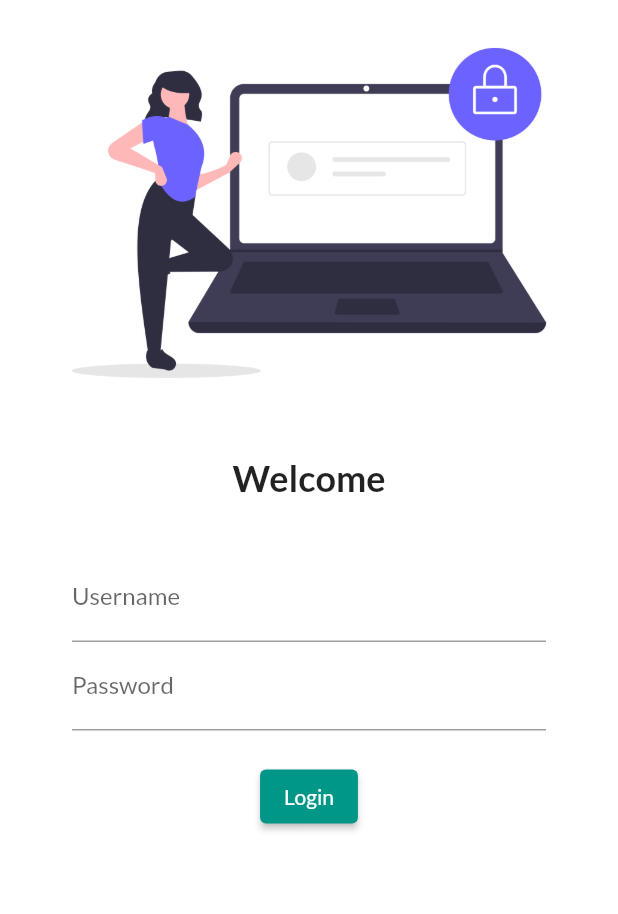
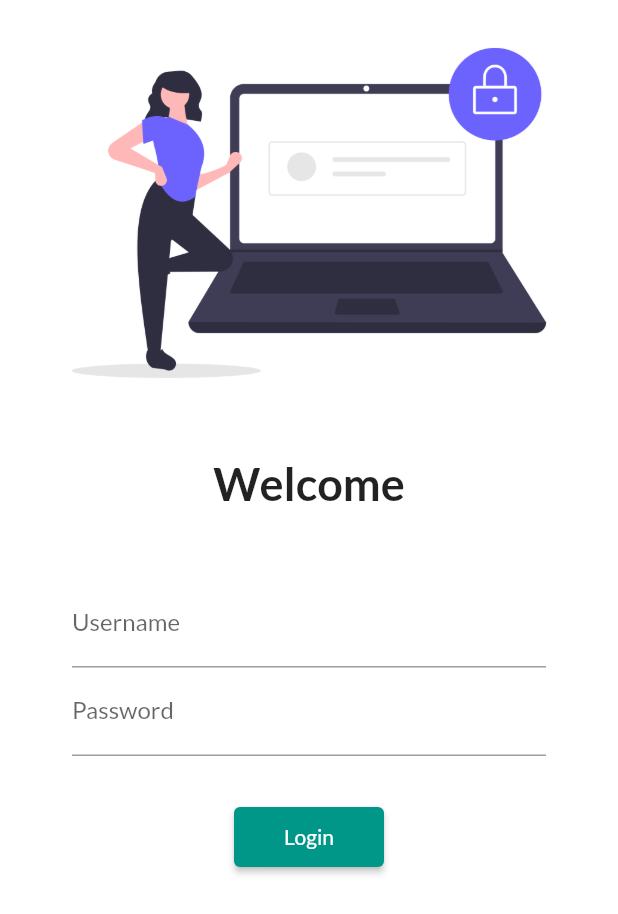
Before and after one commit to saikiasarat/30daysofFlutter, a Flutter app: the screen it shows after launch, on a phone screen of 412 x 824 dp. Shown: the top 914 px of the screen. Run offline on Flutter 3.47's test engine with Material 2 defaults, Android fonts, the phone set to English and light mode, and no system bars; our stand-ins replace google_fonts.

Commit message:
day5 completed

```diff
--- a/lib/main.dart
+++ b/lib/main.dart
@@ -2,7 +2,7 @@
 
 import 'package:flutter/material.dart';
 import 'package:flutter_application_1/pages/login_page.dart';
-import 'package:google_fonts/google_fonts.dart';
+import 'package:flutter_application_1/utils/routes.dart';
 import 'package:google_fonts/google_fonts.dart';
 
 import 'pages/home_page.dart';
@@ -20,14 +20,15 @@ class MyApp extends StatelessWidget {
           primarySwatch: Colors.teal,
           fontFamily: GoogleFonts.lato().fontFamily,
           primaryTextTheme: GoogleFonts.latoTextTheme()),
+      debugShowCheckedModeBanner: false,
       darkTheme: ThemeData(
         brightness: Brightness.dark,
       ),
       initialRoute: "/",
       routes: {
         "/": (context) => LoginPage(),
-        "/home": (context) => HomePage(),
-        "/login": (context) => LoginPage()
+        MyRoutes.homeRoute: (context) => HomePage(),
+        MyRoutes.loginRoute: (context) => LoginPage()
       },
     );
   }
--- a/lib/pages/login_page.dart
+++ b/lib/pages/login_page.dart
@@ -1,4 +1,5 @@
 import 'package:flutter/material.dart';
+import 'package:flutter_application_1/utils/routes.dart';
 
 class LoginPage extends StatelessWidget {
   const LoginPage({Key? key}) : super(key: key);
@@ -7,6 +8,7 @@ class LoginPage extends StatelessWidget {
   Widget build(BuildContext context) {
     return Material(
       color: Colors.white,
+      child: SingleChildScrollView(
         child: Column(
           children: [
             Image.asset(
@@ -19,12 +21,12 @@ class LoginPage extends StatelessWidget {
             Text(
               "Welcome",
               style: TextStyle(
-              fontSize: 24,
+                fontSize: 30,
                 fontWeight: FontWeight.bold,
               ),
             ),
             SizedBox(
-            height: 20.0,
+              height: 30.0,
             ),
             Padding(
               padding:
@@ -45,19 +47,20 @@ class LoginPage extends StatelessWidget {
                     ),
                   ),
                   SizedBox(
-                  height: 20.0,
+                    height: 30.0,
                   ),
                   ElevatedButton(
                     child: Text("Login"),
-                  style: TextButton.styleFrom(),
+                    style: TextButton.styleFrom(minimumSize: Size(100, 40)),
                     onPressed: () {
-                    print("Hi Everyone");
+                      Navigator.pushNamed(context, MyRoutes.homeRoute);
                     },
-                )
+                  ),
                 ],
               ),
-          )
+            ),
           ],
+        ),
       ),
     );
   }
--- /dev/null
+++ b/lib/utils/routes.dart
@@ -0,0 +1,5 @@
+
+class MyRoutes{
+  static String loginRoute = "/login";
+  static String homeRoute = "/home";
+}
```
Lines whose indentation alone changed are shown as unchanged.
